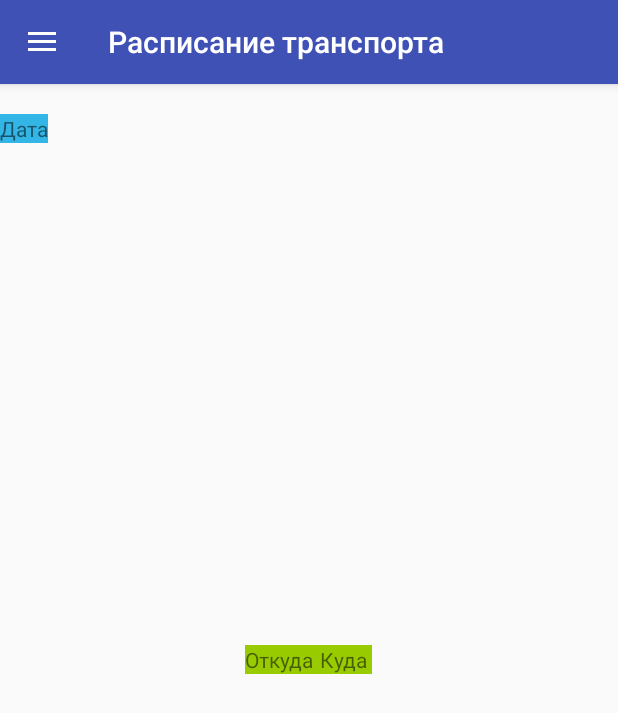
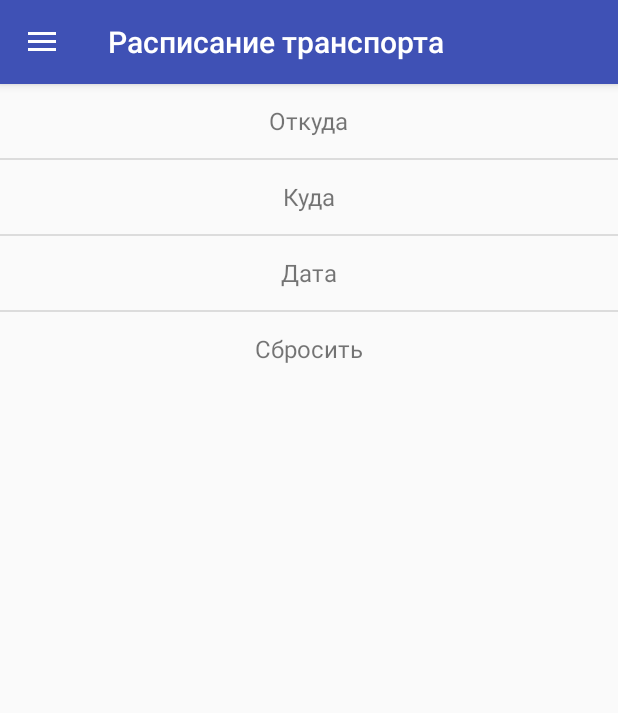
Before and after one commit to theonemlst/TimetableApp, an Android app: the screen it shows after launch (MainActivity), on a phone screen of 412 x 824 dp. Shown: the top 713 px of the screen. Run offline under Robolectric (Android 15) with nearby library versions, the phone set to English and light mode, and no system bars; 22 statements that could not run were skipped.

Commit message:
replaced main screen TextView widgets by ListView

```diff
--- /dev/null
+++ b/app/src/main/java/com/tmlst/testtask/timetableapp/ListViewData.java
@@ -0,0 +1,41 @@
+package com.tmlst.testtask.timetableapp;
+
+/**
+ * Created by User on 20.03.2018.
+ */
+
+public class ListViewData {
+    private String countryTitle;
+    private String cityTitle;
+    private String stationTitle;
+
+    ListViewData(String countryTitle, String cityTitle, String stationTitle) {
+        this.countryTitle = countryTitle;
+        this.cityTitle = cityTitle;
+        this.stationTitle = stationTitle;
+    }
+
+    String getCountryTitle() {
+        return countryTitle;
+    }
+
+    public void setCountryTitle(String countryTitle) {
+        this.countryTitle = countryTitle;
+    }
+
+    String getCityTitle() {
+        return cityTitle;
+    }
+
+    void setCityTitle(String cityTitle) {
+        this.cityTitle = cityTitle;
+    }
+
+    String getStationTitle() {
+        return stationTitle;
+    }
+
+    public void setStationTitle(String stationTitle) {
+        this.stationTitle = stationTitle;
+    }
+}
--- /dev/null
+++ b/app/src/main/java/com/tmlst/testtask/timetableapp/ListviewAdapter.java
@@ -0,0 +1,70 @@
+package com.tmlst.testtask.timetableapp;
+
+import android.content.Context;
+import android.view.LayoutInflater;
+import android.view.View;
+import android.view.ViewGroup;
+import android.widget.BaseAdapter;
+import android.widget.TextView;
+
+import java.util.ArrayList;
+
+/**
+ * Created by User on 20.03.2018.
+ */
+
+public class ListviewAdapter extends BaseAdapter {
+
+    private static ArrayList<ListViewData> listContact;
+
+    private LayoutInflater mInflater;
+
+    public ListviewAdapter(Context photosFragment, ArrayList<ListViewData> results){
+        listContact = results;
+        mInflater = LayoutInflater.from(photosFragment);
+    }
+
+    public static void setListContact(ArrayList<ListViewData> listContact) {
+        ListviewAdapter.listContact = listContact;
+    }
+
+    @Override
+    public int getCount() {
+        return listContact.size();
+    }
+
+    @Override
+    public Object getItem(int arg0) {
+        return listContact.get(arg0);
+    }
+
+    @Override
+    public long getItemId(int arg0) {
+        return arg0;
+    }
+
+    public View getView(int position, View convertView, ViewGroup parent) {
+        ViewHolder holder;
+        if(convertView == null){
+            convertView = mInflater.inflate(R.layout.list_item, null);
+            holder = new ViewHolder();
+            holder.countryName = convertView.findViewById(R.id.country_title);
+            holder.cityName = convertView.findViewById(R.id.city_title);
+            holder.stationName = convertView.findViewById(R.id.station_title);
+
+            convertView.setTag(holder);
+        } else {
+            holder = (ViewHolder) convertView.getTag();
+        }
+
+        holder.countryName.setText(listContact.get(position).getCountryTitle());
+        holder.cityName.setText(listContact.get(position).getCityTitle());
+        holder.stationName.setText(listContact.get(position).getStationTitle());
+
+        return convertView;
+    }
+
+    static class ViewHolder{
+        TextView countryName, cityName, stationName;
+    }
+}
--- a/app/src/main/java/com/tmlst/testtask/timetableapp/TimetableFragment.java
+++ b/app/src/main/java/com/tmlst/testtask/timetableapp/TimetableFragment.java
@@ -10,8 +10,9 @@ import android.app.Fragment;
 import android.view.LayoutInflater;
 import android.view.View;
 import android.view.ViewGroup;
+import android.widget.AdapterView;
 import android.widget.DatePicker;
-import android.widget.TextView;
+import android.widget.ListView;
 
 import com.tmlst.testtask.timetableapp.model.City;
 import com.tmlst.testtask.timetableapp.model.Model;
@@ -26,28 +27,25 @@ import java.util.Locale;
 
 import static com.tmlst.testtask.timetableapp.MainActivity.CITYFROM;
 import static com.tmlst.testtask.timetableapp.MainActivity.CITYTO;
-import static com.tmlst.testtask.timetableapp.MainActivity.STATION_FROM_ID;
-import static com.tmlst.testtask.timetableapp.MainActivity.STATION_TO_ID;
 
 
 /**
  * A simple {@link Fragment} subclass.
  */
-public class TimetableFragment extends Fragment  implements JsonParser.OnParseListener{
+public class TimetableFragment extends Fragment implements JsonParser.OnParseListener{
 
     public static final String YEAR = "year";
     public static final String MONTH = "month";
     public static final String DAY = "day";
-
-    private TextView from;
-    private TextView to;
-    private TextView date;
 
     private Station stationFrom;
     private Station stationTo;
     private Calendar mCalendar;
 
     private Context mContext;
+    private ListviewAdapter listviewAdapter;
+
+    ArrayList<ListViewData> dataList;
 
     private static final DateFormat sdf =
             new SimpleDateFormat("dd.MM.yyyy", Locale.US);
@@ -65,28 +63,28 @@ public class TimetableFragment extends Fragment  implements JsonParser.OnParseLi
 
         ((Activity) mContext).setTitle(R.string.app_name);
 
-        from = view.findViewById(R.id.stationFrom);
-        from.setOnClickListener(new View.OnClickListener() {
+        ListView lv = view.findViewById(R.id.list_view);
+
+        dataList = new ArrayList<>();
+        dataList.add(new ListViewData("", "Откуда", ""));
+        dataList.add(new ListViewData("", "Куда", ""));
+        dataList.add(new ListViewData("", "Дата", ""));
+        dataList.add(new ListViewData("", "Сбросить", ""));
+
+        listviewAdapter = new ListviewAdapter(mContext, dataList);
+        lv.setAdapter(listviewAdapter);
+
+        lv.setOnItemClickListener(new AdapterView.OnItemClickListener() {
             @Override
-            public void onClick(View v) {
+            public void onItemClick(AdapterView<?> parent, View view, int position, long id) {
+                switch (position) {
+                    case 0:
                         startFragment(CITYFROM);
-            }
-        });
-
-        to = view.findViewById(R.id.stationTo);
-        to.setOnClickListener(new View.OnClickListener() {
-            @Override
-            public void onClick(View v) {
+                        break;
+                    case 1:
                         startFragment(CITYTO);
-            }
-        });
-
-        mCalendar = State.getInstance().getCalendar();
-        date = view.findViewById(R.id.date);
-        date.setText(sdf.format(mCalendar.getTime()));
-        date.setOnClickListener(new View.OnClickListener() {
-            @Override
-            public void onClick(View v) {
+                        break;
+                    case 2:
                         DatePickerDialog datePicker = new DatePickerDialog(mContext,
                                 datePickerListener,
                                 mCalendar.get(Calendar.YEAR),
@@ -94,6 +92,23 @@ public class TimetableFragment extends Fragment  implements JsonParser.OnParseLi
                                 mCalendar.get(Calendar.DAY_OF_MONTH));
                         datePicker.setCancelable(false);
                         datePicker.show();
+                        break;
+                    case 3:
+                        stationFrom = null;
+                        stationTo = null;
+                        mCalendar = Calendar.getInstance();
+
+                        dataList.get(0).setCityTitle("Откуда");
+                        dataList.get(1).setCityTitle("Куда");
+                        dataList.get(2).setCityTitle(sdf.format(mCalendar.getTime()));
+
+                        State.getInstance().setStationFromId(-1);
+                        State.getInstance().setStationToId(-1);
+                        State.getInstance().setCalendar(mCalendar);
+
+                        listviewAdapter.notifyDataSetChanged();
+                        break;
+                }
             }
 
             private DatePickerDialog.OnDateSetListener datePickerListener = new DatePickerDialog.OnDateSetListener() {
@@ -101,10 +116,14 @@ public class TimetableFragment extends Fragment  implements JsonParser.OnParseLi
                                       int selectedMonth, int selectedDay) {
                     mCalendar.set(selectedYear, selectedMonth, selectedDay);
                     State.getInstance().setCalendar(mCalendar);
-                    date.setText(sdf.format(mCalendar.getTime()));
+                    dataList.get(2).setCityTitle(sdf.format(mCalendar.getTime()));
+                    listviewAdapter.notifyDataSetChanged();
                 }
             };
         });
+
+        mCalendar = State.getInstance().getCalendar();
+        dataList.get(2).setCityTitle(sdf.format(mCalendar.getTime()));
 
         JsonParser.setOnParseListener(this);
         loadStations();
@@ -134,15 +153,18 @@ public class TimetableFragment extends Fragment  implements JsonParser.OnParseLi
         long stationToId = State.getInstance().getStationToId();
 
         stationFrom = getStationById("FROM", stationFromId);
-        if (stationFrom != null)
-            from.setText(stationFrom.getStationTitle());
+        if (stationFrom != null){
+            dataList.get(0).setCityTitle(stationFrom.getStationTitle());
+            listviewAdapter.notifyDataSetChanged();
+        }
 
         stationTo = getStationById("TO", stationToId);
-        if (stationTo != null)
-            to.setText(stationTo.getStationTitle());
+        if (stationTo != null) {
+            dataList.get(1).setCityTitle(stationTo.getStationTitle());
+            listviewAdapter.notifyDataSetChanged();
+        }
 
-        date.setText(sdf.format(mCalendar.getTime()));
-
+        dataList.get(2).setCityTitle(sdf.format(mCalendar.getTime()));
     }
 
     private Station getStationById(String stationType, long id) {
--- a/app/src/main/res/layout/fragment_timetable.xml
+++ b/app/src/main/res/layout/fragment_timetable.xml
@@ -4,38 +4,9 @@
     android:layout_height="match_parent"
     tools:context="com.tmlst.testtask.timetableapp.TimetableFragment">
 
-        <LinearLayout
-            android:id="@+id/stats"
-            android:layout_height="wrap_content"
-            android:layout_width="wrap_content"
-            android:layout_gravity="center">
-
-            <TextView
-                android:id="@+id/stationFrom"
-                android:layout_width="0dp"
-                android:layout_height="wrap_content"
-                android:layout_weight="1"
-                android:gravity="center"
-                android:background="@android:color/holo_green_light"
-                android:text="Откуда" />
-
-            <TextView
-                android:id="@+id/stationTo"
-                android:layout_width="0dp"
-                android:layout_height="wrap_content"
-                android:layout_weight="1"
-                android:gravity="center"
-                android:background="@android:color/holo_green_light"
-                android:text=" Куда "/>
-
-        </LinearLayout>
-
-        <TextView
-            android:id="@+id/date"
-            android:layout_width="wrap_content"
-            android:layout_height="wrap_content"
-            android:layout_marginTop="20dp"
-            android:background="@android:color/holo_blue_light"
-            android:text="Дата" />
+        <ListView
+            android:id="@+id/list_view"
+            android:layout_width="match_parent"
+            android:layout_height="wrap_content"/>
 
 </FrameLayout>
--- /dev/null
+++ b/app/src/main/res/layout/list_item.xml
@@ -0,0 +1,42 @@
+<?xml version="1.0" encoding="utf-8"?>
+
+<RelativeLayout xmlns:android="http://schemas.android.com/apk/res/android"
+    android:layout_width="match_parent"
+    android:layout_height="match_parent"
+    android:orientation="vertical"
+    android:padding="10dp" >
+
+    <TextView
+        android:id="@+id/country_title"
+        android:layout_width="wrap_content"
+        android:layout_height="wrap_content"
+        android:layout_centerHorizontal="true"
+        android:layout_centerVertical="true"
+        android:text=""
+        android:textAllCaps="false"
+        android:textSize="22sp"
+        android:textStyle="bold" />
+
+    <TextView
+        android:id="@+id/city_title"
+        android:layout_width="wrap_content"
+        android:layout_height="wrap_content"
+        android:layout_centerHorizontal="true"
+        android:layout_centerVertical="true"
+        android:text=""
+        android:textAllCaps="false"
+        android:textSize="16sp"
+        android:textStyle="normal" />
+
+    <TextView
+        android:id="@+id/station_title"
+        android:layout_width="wrap_content"
+        android:layout_height="wrap_content"
+        android:layout_centerHorizontal="true"
+        android:layout_centerVertical="true"
+        android:text=""
+        android:textAllCaps="false"
+        android:textSize="16sp"
+        android:textStyle="normal" />
+
+</RelativeLayout>
```
Lines whose indentation alone changed are shown as unchanged.
